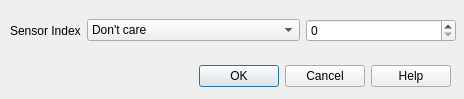
Before: the Qt Designer form src/cdlgselectsensorindex.ui in grodansparadis/vscp-works-qt, drawn with Qt 5.
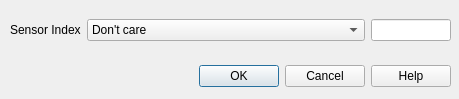
After: the same form once the commit is applied.

```diff
--- a/src/cdlgselectsensorindex.ui
+++ b/src/cdlgselectsensorindex.ui
@@ -6,7 +6,7 @@
    <rect>
     <x>0</x>
     <y>0</y>
-    <width>464</width>
+    <width>459</width>
     <height>99</height>
    </rect>
   </property>
@@ -34,24 +34,24 @@
     <rect>
      <x>10</x>
      <y>10</y>
-     <width>446</width>
+     <width>441</width>
      <height>41</height>
     </rect>
    </property>
    <layout class="QGridLayout" name="gridLayout">
-    <item row="0" column="0">
-     <widget class="QLabel" name="label">
+    <item row="0" column="2">
+     <widget class="QLineEdit" name="editSensorIndex">
       <property name="sizePolicy">
-       <sizepolicy hsizetype="Fixed" vsizetype="Preferred">
+       <sizepolicy hsizetype="Fixed" vsizetype="Fixed">
         <horstretch>0</horstretch>
         <verstretch>0</verstretch>
        </sizepolicy>
       </property>
-      <property name="text">
-       <string>Sensor Index</string>
-      </property>
-      <property name="buddy">
-       <cstring>comboCompareSensorIndex</cstring>
+      <property name="maximumSize">
+       <size>
+        <width>80</width>
+        <height>16777215</height>
+       </size>
       </property>
      </widget>
     </item>
@@ -94,19 +94,19 @@
       </item>
      </widget>
     </item>
-    <item row="0" column="2">
-     <widget class="QSpinBox" name="spinBoxBoxSensorIndex">
+    <item row="0" column="0">
+     <widget class="QLabel" name="label">
       <property name="sizePolicy">
-       <sizepolicy hsizetype="Fixed" vsizetype="Fixed">
+       <sizepolicy hsizetype="Fixed" vsizetype="Preferred">
         <horstretch>0</horstretch>
         <verstretch>0</verstretch>
        </sizepolicy>
       </property>
-      <property name="minimumSize">
-       <size>
-        <width>150</width>
-        <height>0</height>
-       </size>
+      <property name="text">
+       <string>Sensor Index</string>
+      </property>
+      <property name="buddy">
+       <cstring>comboCompareSensorIndex</cstring>
       </property>
      </widget>
     </item>
```
Left out of the diff: 20 changed lines with no effect on the pictures.
